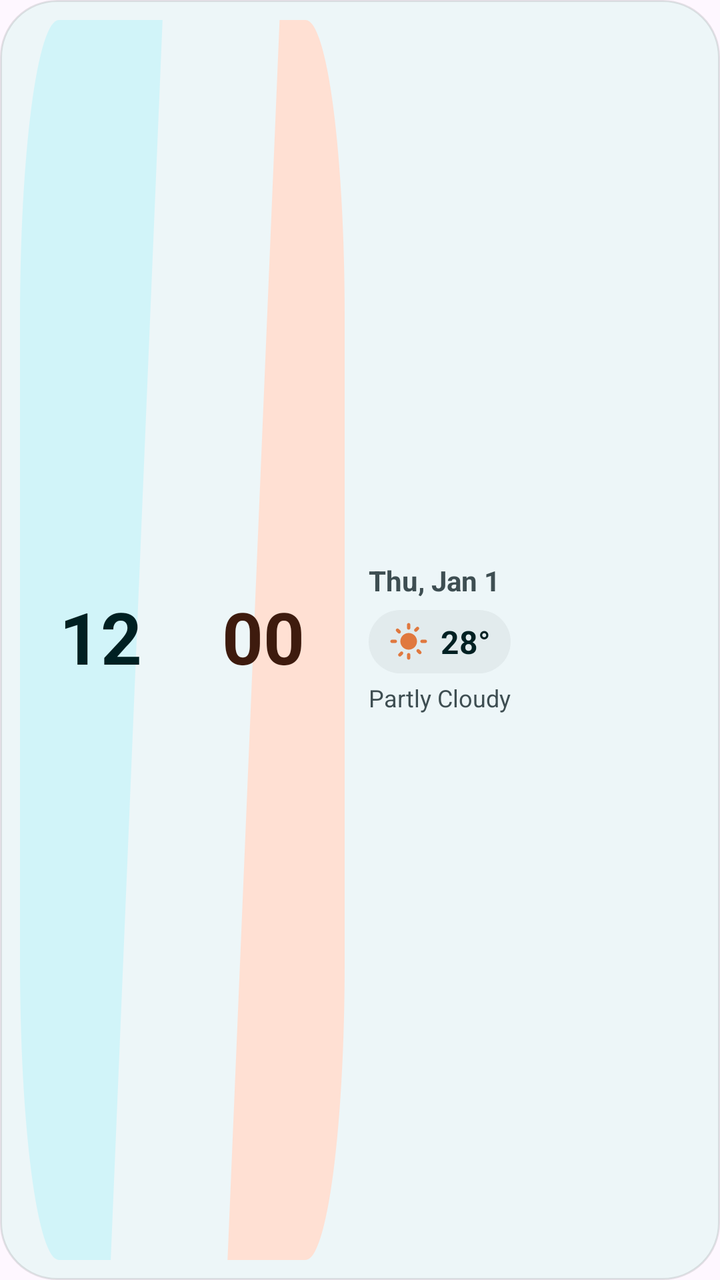
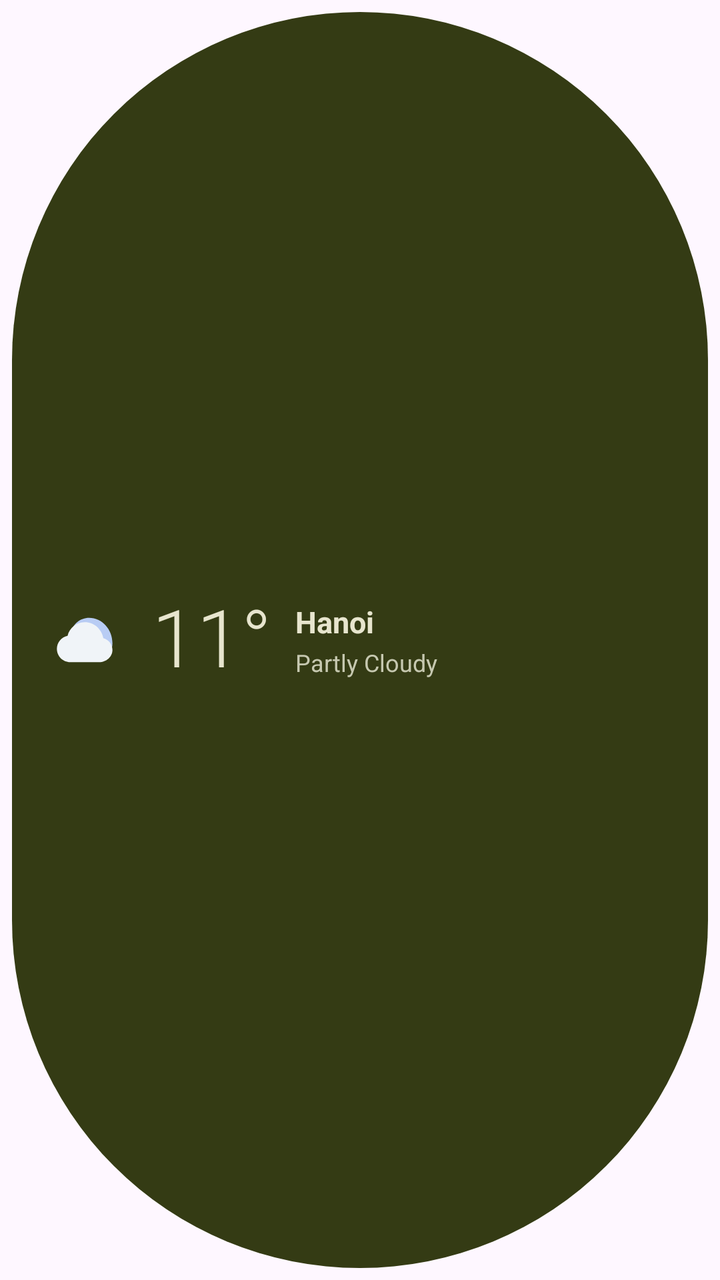

Screens rendered from an Android XML layout before and after an edit, with the pre-edit source and the edit as a unified diff.
<!-- AndroidManifest.xml: application theme Theme.MaterialThemes -->
<!-- res/layout/widget_diagonal_3x2.xml -->
<?xml version="1.0" encoding="utf-8"?>
<LinearLayout xmlns:android="http://schemas.android.com/apk/res/android"
    android:id="@+id/widget_diagonal_root"
    android:layout_width="match_parent"
    android:layout_height="match_parent"
    android:background="@drawable/shape_widget_container"
    android:gravity="center_vertical"
    android:orientation="horizontal"
    android:padding="10dp">

    
    <LinearLayout
        android:layout_width="0dp"
        android:layout_height="match_parent"
        android:layout_weight="1.1"
        android:orientation="horizontal">

        
        <FrameLayout
            android:layout_width="0dp"
            android:layout_height="match_parent"
            android:layout_weight="1"
            android:background="@drawable/shape_diagonal_left"
            android:padding="6dp">

            <TextClock
                android:id="@+id/clock_hour"
                android:layout_width="wrap_content"
                android:layout_height="wrap_content"
                android:layout_gravity="center"
                android:format12Hour="hh"
                android:format24Hour="HH"
                android:includeFontPadding="false"
                android:textColor="@color/widget_text_primary"
                android:textSize="36sp"
                android:textStyle="bold" />
        </FrameLayout>

        
        <FrameLayout
            android:layout_width="0dp"
            android:layout_height="match_parent"
            android:layout_weight="1"
            android:background="@drawable/shape_diagonal_right"
            android:padding="6dp">

            <TextClock
                android:id="@+id/clock_minute"
                android:layout_width="wrap_content"
                android:layout_height="wrap_content"
                android:layout_gravity="center"
                android:format12Hour="mm"
                android:format24Hour="mm"
                android:includeFontPadding="false"
                android:textColor="@color/widget_text_on_secondary"
                android:textSize="36sp"
                android:textStyle="bold" />
        </FrameLayout>
    </LinearLayout>

    
    <LinearLayout
        android:layout_width="0dp"
        android:layout_height="match_parent"
        android:layout_weight="1.2"
        android:gravity="center_vertical"
        android:orientation="vertical"
        android:paddingStart="12dp"
        android:paddingEnd="4dp">

        
        <TextClock
            android:id="@+id/clock_date"
            android:layout_width="wrap_content"
            android:layout_height="wrap_content"
            android:format12Hour="EEE, MMM d"
            android:format24Hour="EEE, MMM d"
            android:includeFontPadding="false"
            android:textColor="@color/widget_text_secondary"
            android:textSize="14sp"
            android:textStyle="bold" />

        
        <LinearLayout
            android:layout_width="wrap_content"
            android:layout_height="wrap_content"
            android:layout_marginTop="6dp"
            android:background="@drawable/shape_pill"
            android:gravity="center_vertical"
            android:orientation="horizontal"
            android:paddingStart="10dp"
            android:paddingTop="5dp"
            android:paddingEnd="10dp"
            android:paddingBottom="5dp">

            <ImageView
                android:id="@+id/img_weather"
                android:layout_width="20dp"
                android:layout_height="20dp"
                android:contentDescription="@string/sample_weather_condition"
                android:src="@drawable/ic_weather_sunny" />

            <TextView
                android:id="@+id/tv_temp"
                android:layout_width="wrap_content"
                android:layout_height="wrap_content"
                android:paddingStart="6dp"
                android:paddingEnd="0dp"
                android:text="@string/sample_temp_large"
                android:textColor="@color/widget_text_primary"
                android:textSize="16sp"
                android:textStyle="bold" />
        </LinearLayout>

        
        <TextView
            android:id="@+id/tv_condition"
            android:layout_width="wrap_content"
            android:layout_height="wrap_content"
            android:layout_marginTop="4dp"
            android:text="@string/sample_weather_condition"
            android:textColor="@color/widget_text_secondary"
            android:textSize="12sp" />
    </LinearLayout>
</LinearLayout>
<!-- resources referenced by this layout -->
<resources>
  <color name="widget_text_on_secondary">#3E1B0E</color>
  <color name="widget_text_primary">#002022</color>
  <color name="widget_text_secondary">#3E4E52</color>
  <!-- drawable ic_weather_sunny (drawable) -->
  <vector xmlns:android="http://schemas.android.com/apk/res/android"
      android:width="24dp"
      android:height="24dp"
      android:viewportWidth="24"
      android:viewportHeight="24">
      <path
          android:fillColor="@color/widget_accent_sun"
          android:pathData="M12,7c-2.76,0 -5,2.24 -5,5s2.24,5 5,5 5,-2.24 5,-5 -2.24,-5 -5,-5zM2,13h2c0.55,0 1,-0.45 1,-1s-0.45,-1 -1,-1L2,11c-0.55,0 -1,0.45 -1,1s0.45,1 1,1zM20,13h2c0.55,0 1,-0.45 1,-1s-0.45,-1 -1,-1h-2c-0.55,0 -1,0.45 -1,1s0.45,1 1,1zM11,2v2c0,0.55 0.45,1 1,1s1,-0.45 1,-1L13,2c0,-0.55 -0.45,-1 -1,-1s-1,0.45 -1,1zM11,20v2c0,0.55 0.45,1 1,1s1,-0.45 1,-1v-2c0,-0.55 -0.45,-1 -1,-1s-1,0.45 -1,1zM5.99,4.58c-0.39,-0.39 -1.03,-0.39 -1.41,0s-0.39,1.03 0,1.41l1.06,1.06c0.39,0.39 1.03,0.39 1.41,0s0.39,-1.03 0,-1.41L5.99,4.58zM18.36,16.95c-0.39,-0.39 -1.03,-0.39 -1.41,0s-0.39,1.03 0,1.41l1.06,1.06c0.39,0.39 1.03,0.39 1.41,0s0.39,-1.03 0,-1.41l-1.06,-1.06zM7.05,18.36l-1.06,1.06c-0.39,0.39 -0.39,1.03 0,1.41s1.03,0.39 1.41,0l1.06,-1.06c0.39,-0.39 0.39,-1.03 0,-1.41s-1.02,-0.39 -1.41,0zM16.95,5.99l1.06,-1.06c0.39,-0.39 0.39,-1.03 0,-1.41s-1.03,-0.39 -1.41,0l-1.06,1.06c-0.39,0.39 -0.39,1.03 0,1.41s1.03,0.39 1.41,0z" />
  </vector>
  <!-- drawable shape_diagonal_left (drawable) -->
  <vector xmlns:android="http://schemas.android.com/apk/res/android"
      android:width="100dp"
      android:height="100dp"
      android:viewportWidth="100"
      android:viewportHeight="100">
      <path
          android:fillColor="@color/widget_bg_primary"
          android:pathData="M 24,0 L 88,0 L 56,100 L 24,100 A 24,24 0 0,1 0,76 L 0,24 A 24,24 0 0,1 24,0 Z" />
  </vector>
  <!-- drawable shape_diagonal_right (drawable) -->
  <vector xmlns:android="http://schemas.android.com/apk/res/android"
      android:width="100dp"
      android:height="100dp"
      android:viewportWidth="100"
      android:viewportHeight="100">
      <path
          android:fillColor="@color/widget_bg_secondary"
          android:pathData="M 60,0 L 76,0 A 24,24 0 0,1 100,24 L 100,76 A 24,24 0 0,1 76,100 L 28,100 L 60,0 Z" />
  </vector>
  <!-- drawable shape_widget_container (drawable) -->
  <shape xmlns:android="http://schemas.android.com/apk/res/android"
      android:shape="rectangle">
      <solid android:color="@color/widget_container_bg" />
      <corners android:radius="28dp" />
      <stroke
          android:width="1dp"
          android:color="@color/widget_border_subtle" />
  </shape>
  <string name="sample_temp_large">28°</string>
  <string name="sample_weather_condition">Partly Cloudy</string>
  <style name="Theme.MaterialThemes" parent="Base.Theme.MaterialThemes" />
  <color name="widget_accent_sun">#E0783E</color>
  <color name="widget_bg_primary">#D1F4F9</color>
  <color name="widget_bg_secondary">#FFE0D3</color>
  <color name="widget_bg_tertiary">#E2EBED</color>
  <color name="widget_container_bg">#EDF6F8</color>
  <color name="widget_border_subtle">#1A000000</color>
  <color name="md_theme_light_primary">#006874</color>
  <color name="md_theme_light_onPrimary">#FFFFFF</color>
  <color name="md_theme_light_primaryContainer">#9EEFFD</color>
  <color name="md_theme_light_onPrimaryContainer">#001F24</color>
  <color name="md_theme_light_secondary">#4A6267</color>
  <color name="md_theme_light_onSecondary">#FFFFFF</color>
  <color name="md_theme_light_secondaryContainer">#CDE7EC</color>
  <color name="md_theme_light_onSecondaryContainer">#051F23</color>
  <color name="md_theme_light_surface">#F8FDFF</color>
  <color name="md_theme_light_onSurface">#191C1D</color>
  <color name="md_theme_light_surfaceVariant">#DBE4E6</color>
  <color name="md_theme_light_onSurfaceVariant">#3F484A</color>
  <color name="md_theme_light_outline">#6F797A</color>
  <!-- unchanged entries left out for length: 2 -->
</resources>

<!-- the commit's change to res/layout/widget_diagonal_3x2.xml (unified diff, before → after) -->
@@ -1,125 +1,70 @@
 <?xml version="1.0" encoding="utf-8"?>
-<LinearLayout xmlns:android="http://schemas.android.com/apk/res/android"
+<FrameLayout xmlns:android="http://schemas.android.com/apk/res/android"
     android:id="@+id/widget_diagonal_root"
     android:layout_width="match_parent"
     android:layout_height="match_parent"
-    android:background="@drawable/shape_widget_container"
-    android:gravity="center_vertical"
-    android:orientation="horizontal"
-    android:padding="10dp">
+    android:background="@android:color/transparent"
+    android:padding="6dp">
 
     
     <LinearLayout
-        android:layout_width="0dp"
+        android:layout_width="match_parent"
         android:layout_height="match_parent"
-        android:layout_weight="1.1"
-        android:orientation="horizontal">
+        android:background="@drawable/shape_pill"
+        android:backgroundTint="@color/widget_bg_primary"
+        android:gravity="center_vertical"
+        android:orientation="horizontal"
+        android:paddingStart="18dp"
+        android:paddingTop="10dp"
+        android:paddingEnd="18dp"
+        android:paddingBottom="10dp">
 
         
-        <FrameLayout
-            android:layout_width="0dp"
-            android:layout_height="match_parent"
-            android:layout_weight="1"
-            android:background="@drawable/shape_diagonal_left"
-            android:padding="6dp">
-
-            <TextClock
-                android:id="@+id/clock_hour"
-                android:layout_width="wrap_content"
-                android:layout_height="wrap_content"
-                android:layout_gravity="center"
-                android:format12Hour="hh"
-                android:format24Hour="HH"
-                android:includeFontPadding="false"
-                android:textColor="@color/widget_text_primary"
-                android:textSize="36sp"
-                android:textStyle="bold" />
-        </FrameLayout>
+        <ImageView
+            android:id="@+id/img_weather"
+            android:layout_width="40dp"
+            android:layout_height="40dp"
+            android:contentDescription="@string/sample_weather_condition"
+            android:src="@drawable/ic_weather_night_cloudy" />
 
         
-        <FrameLayout
-            android:layout_width="0dp"
-            android:layout_height="match_parent"
-            android:layout_weight="1"
-            android:background="@drawable/shape_diagonal_right"
-            android:padding="6dp">
-
-            <TextClock
-                android:id="@+id/clock_minute"
-                android:layout_width="wrap_content"
-                android:layout_height="wrap_content"
-                android:layout_gravity="center"
-                android:format12Hour="mm"
-                android:format24Hour="mm"
-                android:includeFontPadding="false"
-                android:textColor="@color/widget_text_on_secondary"
-                android:textSize="36sp"
-                android:textStyle="bold" />
-        </FrameLayout>
-    </LinearLayout>
-
-    
-    <LinearLayout
-        android:layout_width="0dp"
-        android:layout_height="match_parent"
-        android:layout_weight="1.2"
-        android:gravity="center_vertical"
-        android:orientation="vertical"
-        android:paddingStart="12dp"
-        android:paddingEnd="4dp">
-
-        
-        <TextClock
-            android:id="@+id/clock_date"
+        <TextView
+            android:id="@+id/tv_temp"
             android:layout_width="wrap_content"
             android:layout_height="wrap_content"
-            android:format12Hour="EEE, MMM d"
-            android:format24Hour="EEE, MMM d"
             android:includeFontPadding="false"
-            android:textColor="@color/widget_text_secondary"
-            android:textSize="14sp"
-            android:textStyle="bold" />
+            android:paddingStart="12dp"
+            android:paddingEnd="12dp"
+            android:text="@string/sample_temp_11"
+            android:textColor="@color/widget_text_primary"
+            android:textSize="40sp"
+            android:fontFamily="sans-serif-light" />
 
         
         <LinearLayout
-            android:layout_width="wrap_content"
+            android:layout_width="0dp"
             android:layout_height="wrap_content"
-            android:layout_marginTop="6dp"
-            android:background="@drawable/shape_pill"
+            android:layout_weight="1"
             android:gravity="center_vertical"
-            android:orientation="horizontal"
-            android:paddingStart="10dp"
-            android:paddingTop="5dp"
-            android:paddingEnd="10dp"
-            android:paddingBottom="5dp">
-
-            <ImageView
-                android:id="@+id/img_weather"
-                android:layout_width="20dp"
-                android:layout_height="20dp"
-                android:contentDescription="@string/sample_weather_condition"
-                android:src="@drawable/ic_weather_sunny" />
+            android:orientation="vertical">
 
             <TextView
-                android:id="@+id/tv_temp"
+                android:id="@+id/tv_city"
                 android:layout_width="wrap_content"
                 android:layout_height="wrap_content"
-                android:paddingStart="6dp"
-                android:paddingEnd="0dp"
-                android:text="@string/sample_temp_large"
+                android:text="@string/sample_location"
                 android:textColor="@color/widget_text_primary"
-                android:textSize="16sp"
+                android:textSize="15sp"
                 android:textStyle="bold" />
+
+            <TextView
+                android:id="@+id/tv_condition"
+                android:layout_width="wrap_content"
+                android:layout_height="wrap_content"
+                android:layout_marginTop="2dp"
+                android:text="@string/sample_weather_condition"
+                android:textColor="@color/widget_text_secondary"
+                android:textSize="12sp" />
         </LinearLayout>
-
-        
-        <TextView
-            android:id="@+id/tv_condition"
-            android:layout_width="wrap_content"
-            android:layout_height="wrap_content"
-            android:layout_marginTop="4dp"
-            android:text="@string/sample_weather_condition"
-            android:textColor="@color/widget_text_secondary"
-            android:textSize="12sp" />
     </LinearLayout>
-</LinearLayout>
+</FrameLayout>
<!-- resource entries referenced after the edit -->
@@ -1,56 +1,28 @@
 <!-- resources referenced by this layout -->
 <resources>
-  <color name="widget_text_on_secondary">#3E1B0E</color>
-  <color name="widget_text_primary">#002022</color>
-  <color name="widget_text_secondary">#3E4E52</color>
-  <!-- drawable ic_weather_sunny (drawable) -->
+  <color name="widget_text_primary">#E7E5CE</color>
+  <color name="widget_text_secondary">#C6C8B0</color>
+  <!-- drawable ic_weather_night_cloudy (drawable) -->
   <vector xmlns:android="http://schemas.android.com/apk/res/android"
-      android:width="24dp"
-      android:height="24dp"
-      android:viewportWidth="24"
-      android:viewportHeight="24">
+      android:width="36dp"
+      android:height="36dp"
+      android:viewportWidth="36"
+      android:viewportHeight="36">
+      
       <path
-          android:fillColor="@color/widget_accent_sun"
-          android:pathData="M12,7c-2.76,0 -5,2.24 -5,5s2.24,5 5,5 5,-2.24 5,-5 -2.24,-5 -5,-5zM2,13h2c0.55,0 1,-0.45 1,-1s-0.45,-1 -1,-1L2,11c-0.55,0 -1,0.45 -1,1s0.45,1 1,1zM20,13h2c0.55,0 1,-0.45 1,-1s-0.45,-1 -1,-1h-2c-0.55,0 -1,0.45 -1,1s0.45,1 1,1zM11,2v2c0,0.55 0.45,1 1,1s1,-0.45 1,-1L13,2c0,-0.55 -0.45,-1 -1,-1s-1,0.45 -1,1zM11,20v2c0,0.55 0.45,1 1,1s1,-0.45 1,-1v-2c0,-0.55 -0.45,-1 -1,-1s-1,0.45 -1,1zM5.99,4.58c-0.39,-0.39 -1.03,-0.39 -1.41,0s-0.39,1.03 0,1.41l1.06,1.06c0.39,0.39 1.03,0.39 1.41,0s0.39,-1.03 0,-1.41L5.99,4.58zM18.36,16.95c-0.39,-0.39 -1.03,-0.39 -1.41,0s-0.39,1.03 0,1.41l1.06,1.06c0.39,0.39 1.03,0.39 1.41,0s0.39,-1.03 0,-1.41l-1.06,-1.06zM7.05,18.36l-1.06,1.06c-0.39,0.39 -0.39,1.03 0,1.41s1.03,0.39 1.41,0l1.06,-1.06c0.39,-0.39 0.39,-1.03 0,-1.41s-1.02,-0.39 -1.41,0zM16.95,5.99l1.06,-1.06c0.39,-0.39 0.39,-1.03 0,-1.41s-1.03,-0.39 -1.41,0l-1.06,1.06c-0.39,0.39 -0.39,1.03 0,1.41s1.03,0.39 1.41,0z" />
+          android:fillColor="#B8CCF4"
+          android:pathData="M 18.5,8 C 14.5,8 11.2,10.8 10.3,14.6 C 11.6,14.2 13,14 14.5,14 C 20.3,14 25,18.7 25,24.5 C 25,25.4 24.8,26.3 24.6,27.1 C 27.2,25.6 29,22.8 29,19.5 C 29,13.1 24.3,8 18.5,8 Z" />
+      
+      <path
+          android:fillColor="#F0F4F8"
+          android:pathData="M 23,28 L 10,28 C 6.7,28 4,25.3 4,22 C 4,19.1 6,16.7 8.8,16.1 C 9.7,12.6 12.8,10 16.5,10 C 20.7,10 24.2,13.1 24.9,17.2 C 27.2,17.8 29,19.9 29,22.5 C 29,25.5 26.3,28 23,28 Z" />
   </vector>
-  <!-- drawable shape_diagonal_left (drawable) -->
-  <vector xmlns:android="http://schemas.android.com/apk/res/android"
-      android:width="100dp"
-      android:height="100dp"
-      android:viewportWidth="100"
-      android:viewportHeight="100">
-      <path
-          android:fillColor="@color/widget_bg_primary"
-          android:pathData="M 24,0 L 88,0 L 56,100 L 24,100 A 24,24 0 0,1 0,76 L 0,24 A 24,24 0 0,1 24,0 Z" />
-  </vector>
-  <!-- drawable shape_diagonal_right (drawable) -->
-  <vector xmlns:android="http://schemas.android.com/apk/res/android"
-      android:width="100dp"
-      android:height="100dp"
-      android:viewportWidth="100"
-      android:viewportHeight="100">
-      <path
-          android:fillColor="@color/widget_bg_secondary"
-          android:pathData="M 60,0 L 76,0 A 24,24 0 0,1 100,24 L 100,76 A 24,24 0 0,1 76,100 L 28,100 L 60,0 Z" />
-  </vector>
-  <!-- drawable shape_widget_container (drawable) -->
-  <shape xmlns:android="http://schemas.android.com/apk/res/android"
-      android:shape="rectangle">
-      <solid android:color="@color/widget_container_bg" />
-      <corners android:radius="28dp" />
-      <stroke
-          android:width="1dp"
-          android:color="@color/widget_border_subtle" />
-  </shape>
-  <string name="sample_temp_large">28°</string>
+  <string name="sample_location">Hanoi</string>
+  <string name="sample_temp_11">11°</string>
   <string name="sample_weather_condition">Partly Cloudy</string>
   <style name="Theme.MaterialThemes" parent="Base.Theme.MaterialThemes" />
-  <color name="widget_accent_sun">#E0783E</color>
-  <color name="widget_bg_primary">#D1F4F9</color>
-  <color name="widget_bg_secondary">#FFE0D3</color>
-  <color name="widget_bg_tertiary">#E2EBED</color>
-  <color name="widget_container_bg">#EDF6F8</color>
-  <color name="widget_border_subtle">#1A000000</color>
+  <color name="widget_bg_primary">#343B14</color>
+  <color name="widget_bg_tertiary">#E2E5CC</color>
   <color name="md_theme_light_primary">#006874</color>
   <color name="md_theme_light_onPrimary">#FFFFFF</color>
   <color name="md_theme_light_primaryContainer">#9EEFFD</color>
